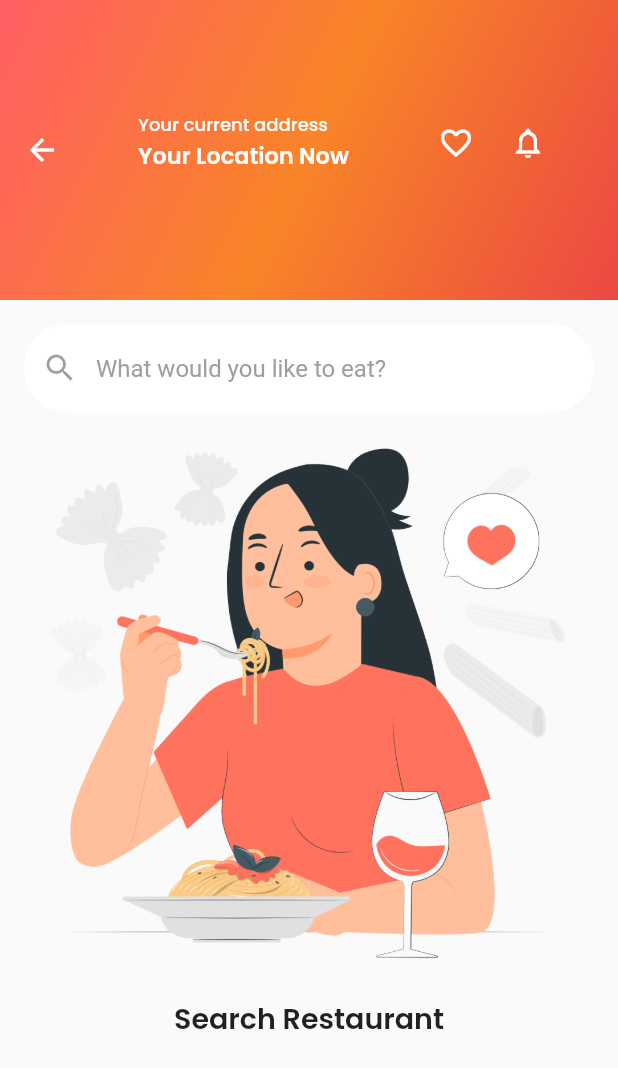
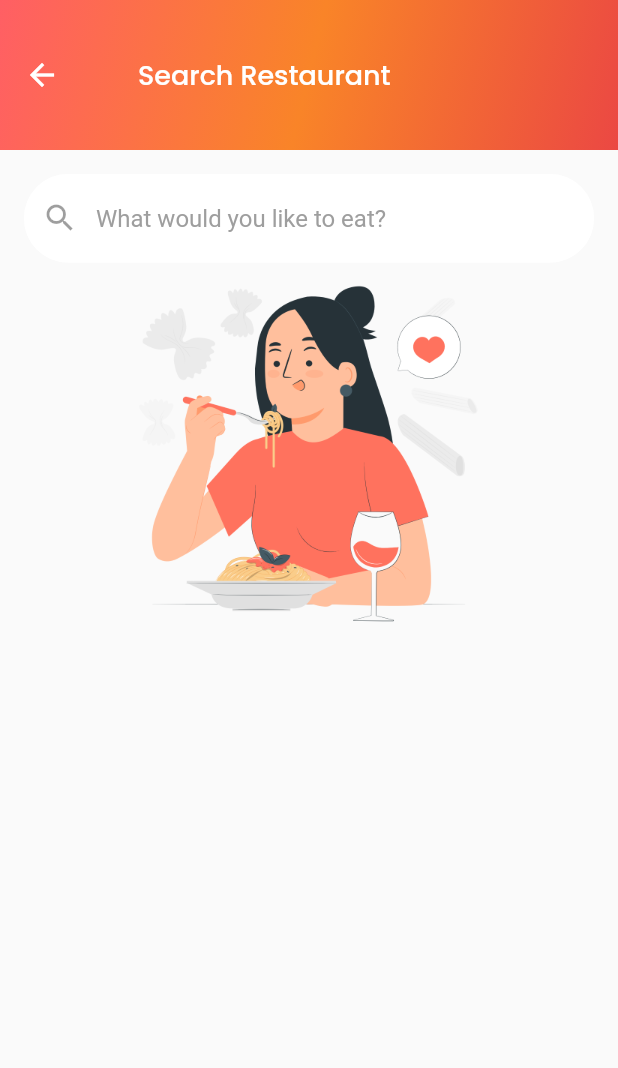
Before and after one commit to GdeSwiyasa/flutter-restaurant-app, a Flutter app: the SearchPage screen opened by its route, on a phone screen of 412 x 824 dp. Shown: the top 1068 px of the screen. Run offline on Flutter 3.47's test engine with Material 2 defaults, Android fonts, the phone set to English and light mode, and no system bars; drawn by our look-alikes of overlay_support; our stand-ins replace flutter_local_notifications, google_fonts, rxdart, shared_preferences, sqflite; missing offline and left inert: android_alarm_manager_plus; accounts and stored records are empty; network calls fail.

Commit message:
update appbar search page

```diff
--- a/lib/screen/search_page.dart
+++ b/lib/screen/search_page.dart
@@ -19,51 +19,15 @@ class SearchPage extends StatelessWidget {
       create: (_) => SearchProvider(apiService: ApiService()),
       child: Scaffold(
         appBar: AppBar(
-          toolbarHeight: 200,
+          toolbarHeight: 100,
           title: Padding(
             padding: const EdgeInsets.all(20.0),
-            child: Column(
-              children: [
-                Row(
-                  children: [
-                    Column(
-                      crossAxisAlignment: CrossAxisAlignment.start,
-                      children: [
-                        Text(
-                          "Your current address",
-                          style: GoogleFonts.poppins(
-                            fontSize: 12,
-                            fontWeight: FontWeight.w500,
-                          ),
-                        ),
-                        Text(
-                          "Your Location Now",
-                          style: GoogleFonts.poppins(
-                            fontSize: 15,
-                            fontWeight: FontWeight.w600,
-                          ),
-                        ),
-                      ],
-                    ),
-                    Spacer(),
-                    IconButton(
-                      onPressed: () {},
-                      icon: Icon(
-                        Icons.favorite_border_outlined,
-                      ),
-                    ),
-                    IconButton(
-                      onPressed: () {},
-                      icon: Icon(
-                        Icons.notifications_none_outlined,
-                      ),
-                    ),
-                  ],
-                ),
-                SizedBox(
-                  height: 10,
-                ),
-              ],
+            child: Text(
+              "Search Restaurant",
+              style: GoogleFonts.poppins(
+                fontSize: 18,
+                fontWeight: FontWeight.w500,
+              ),
             ),
           ),
           flexibleSpace: Container(
@@ -128,18 +92,13 @@ class Body extends StatelessWidget {
                   return Expanded(
                     child: ListView(
                       children: [
-                        Image.asset("assets/empty.png"),
+                        Image.asset(
+                          "assets/empty.png",
+                          height: 250,
+                        ),
                         SizedBox(
-                          height: 10,
+                          height: 50,
                         ),
-                        Text(
-                          "Search Restaurant",
-                          style: GoogleFonts.poppins(
-                            fontSize: 19,
-                            fontWeight: FontWeight.w600,
-                          ),
-                          textAlign: TextAlign.center,
-                        )
                       ],
                     ),
                   );
```
